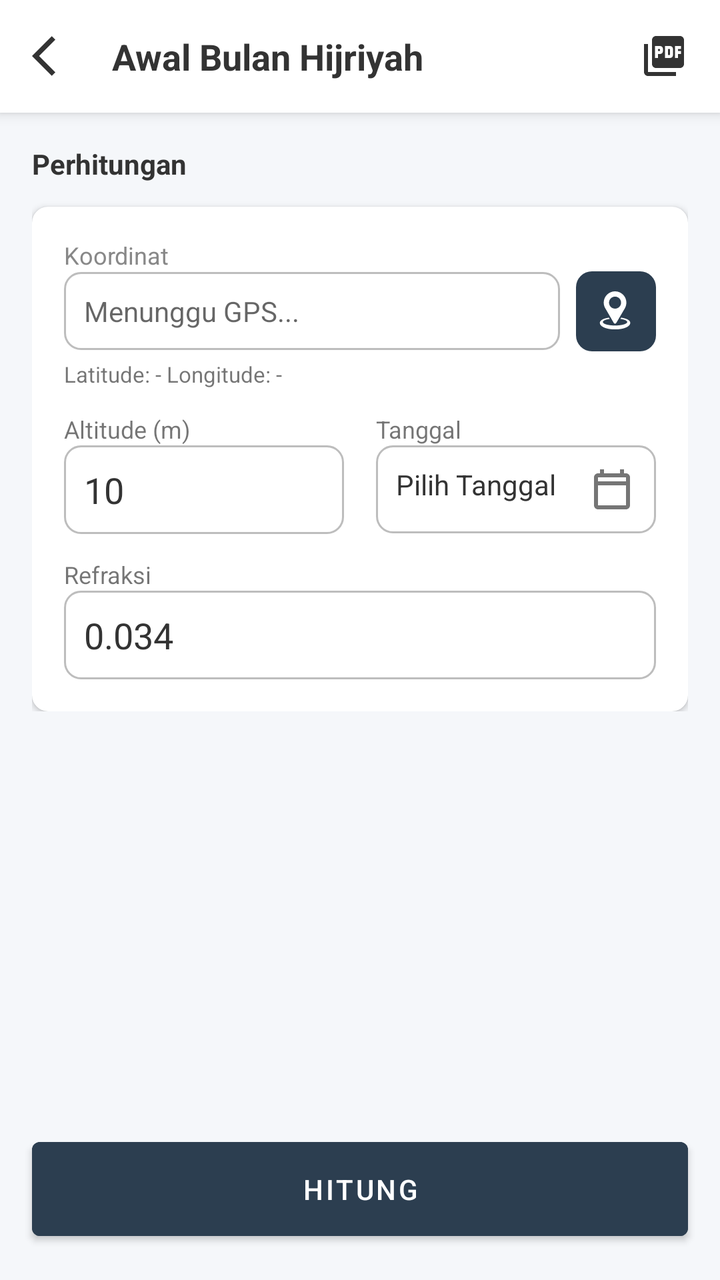
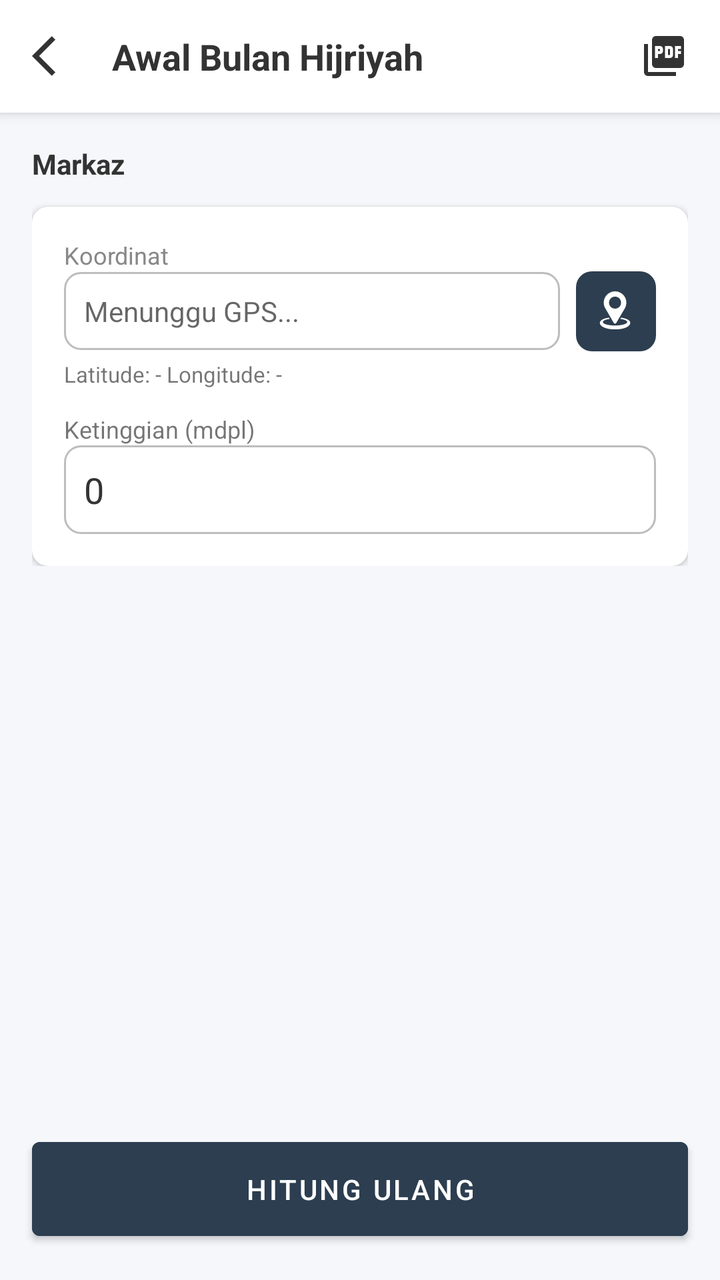

Two renders of the same Android screen: before a commit and after it. Below are the layout's source before the change and the commit's diff.
<!-- AndroidManifest.xml: application theme AppTheme -->
<!-- res/layout/activity_awal_bulan.xml -->
<?xml version="1.0" encoding="utf-8"?>
<LinearLayout xmlns:android="http://schemas.android.com/apk/res/android"
    xmlns:app="http://schemas.android.com/apk/res-auto"
    xmlns:tools="http://schemas.android.com/tools"
    android:layout_width="match_parent"
    android:layout_height="match_parent"
    android:orientation="vertical"
    android:background="#F5F7FA"
    tools:context=".ui.awalbulan.AwalBulanActivity">

    <LinearLayout
        android:layout_width="match_parent"
        android:layout_height="wrap_content"
        android:padding="16dp"
        android:gravity="center_vertical"
        android:background="@android:color/white"
        android:elevation="4dp">

        <ImageView
            android:id="@+id/btnBack"
            android:layout_width="24dp"
            android:layout_height="24dp"
            android:src="@drawable/ic_arrow_back"
            app:tint="#333"/>

        <TextView
            android:layout_width="0dp"
            android:layout_height="wrap_content"
            android:layout_weight="1"
            android:text="Awal Bulan Hijriyah"
            android:textSize="18sp"
            android:textStyle="bold"
            android:textColor="#333"
            android:layout_marginStart="16dp"/>

        <ImageView
            android:id="@+id/btnDownloadPdf"
            android:layout_width="24dp"
            android:layout_height="24dp"
            android:src="@drawable/ic_pdf_icon"
            app:tint="#333"/>
    </LinearLayout>

    <ScrollView
        android:layout_width="match_parent"
        android:layout_height="0dp"
        android:layout_weight="1"
        android:padding="16dp">

        <LinearLayout
            android:layout_width="match_parent"
            android:layout_height="wrap_content"
            android:orientation="vertical">

            <TextView
                android:layout_width="wrap_content"
                android:layout_height="wrap_content"
                android:text="Perhitungan"
                android:textStyle="bold"
                android:textColor="#333"
                android:layout_marginBottom="12dp"/>

            <androidx.cardview.widget.CardView
                android:layout_width="match_parent"
                android:layout_height="wrap_content"
                app:cardCornerRadius="8dp"
                app:cardElevation="2dp"
                app:cardBackgroundColor="@android:color/white">

                <LinearLayout
                    android:layout_width="match_parent"
                    android:layout_height="wrap_content"
                    android:orientation="vertical"
                    android:padding="16dp">

                    <TextView
                        android:layout_width="wrap_content"
                        android:layout_height="wrap_content"
                        android:text="Koordinat"
                        android:textSize="12sp"
                        android:textColor="#888"/>

                    <LinearLayout
                        android:layout_width="match_parent"
                        android:layout_height="wrap_content"
                        android:orientation="horizontal"
                        android:gravity="center_vertical">

                        <EditText
                            android:id="@+id/etCoordinates"
                            android:layout_width="0dp"
                            android:layout_weight="1"
                            android:layout_height="wrap_content"
                            android:background="@drawable/bg_input_outline"
                            android:padding="10dp"
                            android:hint="Menunggu GPS..."
                            android:textSize="14sp"
                            android:enabled="false"
                            android:textColor="#333"/>

                        <ImageButton
                            android:id="@+id/btnRefreshLoc"
                            android:layout_width="40dp"
                            android:layout_height="40dp"
                            android:src="@drawable/ic_gis_location_poi"
                            android:background="@drawable/bg_btn_dark"
                            android:layout_marginStart="8dp"
                            app:tint="@android:color/white"/>
                    </LinearLayout>

                    <TextView
                        android:id="@+id/tvLatLongDetail"
                        android:layout_width="wrap_content"
                        android:layout_height="wrap_content"
                        android:text="Latitude: - Longitude: -"
                        android:textSize="11sp"
                        android:layout_marginTop="4dp"/>

                    <LinearLayout
                        android:layout_width="match_parent"
                        android:layout_height="wrap_content"
                        android:orientation="horizontal"
                        android:layout_marginTop="12dp">

                        <LinearLayout
                            android:layout_width="0dp"
                            android:layout_weight="1"
                            android:layout_height="wrap_content"
                            android:orientation="vertical"
                            android:layout_marginEnd="8dp">

                            <TextView
                                android:layout_width="wrap_content"
                                android:layout_height="wrap_content"
                                android:text="Altitude (m)"
                                android:textSize="12sp"/>

                            <EditText
                                android:id="@+id/etAltitude"
                                android:layout_width="match_parent"
                                android:layout_height="wrap_content"
                                android:background="@drawable/bg_input_outline"
                                android:padding="10dp"
                                android:text="10"
                                android:inputType="numberDecimal"
                                android:textColor="#333"/>
                        </LinearLayout>

                        <LinearLayout
                            android:layout_width="0dp"
                            android:layout_weight="1"
                            android:layout_height="wrap_content"
                            android:orientation="vertical"
                            android:layout_marginStart="8dp">

                            <TextView
                                android:layout_width="wrap_content"
                                android:layout_height="wrap_content"
                                android:text="Tanggal"
                                android:textSize="12sp"/>

                            <TextView
                                android:id="@+id/tvDateInput"
                                android:layout_width="match_parent"
                                android:layout_height="wrap_content"
                                android:background="@drawable/bg_input_outline"
                                android:padding="10dp"
                                android:text="Pilih Tanggal"
                                android:textColor="#333"
                                app:drawableEndCompat="@drawable/ic_calendar"/>
                        </LinearLayout>
                    </LinearLayout>

                    <TextView
                        android:layout_width="wrap_content"
                        android:layout_height="wrap_content"
                        android:text="Refraksi"
                        android:textSize="12sp"
                        android:layout_marginTop="12dp"/>

                    <EditText
                        android:id="@+id/etRefraksi"
                        android:layout_width="match_parent"
                        android:layout_height="wrap_content"
                        android:background="@drawable/bg_input_outline"
                        android:padding="10dp"
                        android:text="0.034"
                        android:inputType="numberDecimal"
                        android:textColor="#333"/>

                </LinearLayout>
            </androidx.cardview.widget.CardView>

            <TextView
                android:id="@+id/tv_hasil"
                android:layout_width="match_parent"
                android:layout_height="wrap_content"
                android:text="Hasil"
                android:textStyle="bold"
                android:textColor="#333"
                android:gravity="center"
                android:layout_marginTop="20dp"
                android:layout_marginBottom="12dp"
                android:visibility="gone"/>

            <LinearLayout
                android:id="@+id/layoutResultContainer"
                android:layout_width="match_parent"
                android:layout_height="wrap_content"
                android:orientation="vertical"
                android:visibility="gone">

                <include layout="@layout/item_hilal_result_card" android:id="@+id/cardIjtima"/>
                <include layout="@layout/item_hilal_result_card" android:id="@+id/cardGhurub"/>
                <include layout="@layout/item_hilal_result_card" android:id="@+id/cardHilalHeight"/>

            </LinearLayout>

        </LinearLayout>
    </ScrollView>

    <Button
        android:id="@+id/btnCalculate"
        android:layout_width="match_parent"
        android:layout_height="wrap_content"
        android:text="Hitung"
        android:backgroundTint="#2C3E50"
        android:textColor="@android:color/white"
        android:layout_margin="16dp"
        android:padding="14dp"/>

</LinearLayout>
<!-- res/layout/item_hilal_result_card.xml (included above) -->
<?xml version="1.0" encoding="utf-8"?>
<androidx.cardview.widget.CardView xmlns:android="http://schemas.android.com/apk/res/android"
    xmlns:app="http://schemas.android.com/apk/res-auto"
    xmlns:tools="http://schemas.android.com/tools"
    android:layout_width="match_parent"
    android:layout_height="wrap_content"
    android:layout_marginBottom="12dp"
    android:layout_marginHorizontal="4dp"
    app:cardCornerRadius="12dp"
    app:cardElevation="2dp"
    app:cardBackgroundColor="@android:color/white">

    <androidx.constraintlayout.widget.ConstraintLayout
        android:layout_width="match_parent"
        android:layout_height="wrap_content"
        android:padding="16dp">

        <TextView
            android:id="@+id/tvTitle"
            android:layout_width="0dp"
            android:layout_height="wrap_content"
            android:layout_marginEnd="16dp"
            android:fontFamily="sans-serif-medium"
            android:text="Judul Perhitungan"
            android:textColor="#000000"
            android:textSize="14sp"
            android:textStyle="bold"
            app:layout_constraintEnd_toStartOf="@+id/tvDetailLink"
            app:layout_constraintStart_toStartOf="parent"
            app:layout_constraintTop_toTopOf="parent" />

        <TextView
            android:id="@+id/tvValue"
            android:layout_width="0dp"
            android:layout_height="wrap_content"
            android:layout_marginTop="4dp"
            android:layout_marginEnd="16dp"
            android:text="00:00:00 WIB"
            android:textColor="#757575"
            android:textSize="14sp"
            app:layout_constraintEnd_toStartOf="@+id/tvDetailLink"
            app:layout_constraintStart_toStartOf="parent"
            app:layout_constraintTop_toBottomOf="@id/tvTitle" />

        <TextView
            android:id="@+id/tvSubtitle"
            android:layout_width="0dp"
            android:layout_height="wrap_content"
            android:layout_marginTop="2dp"
            android:layout_marginEnd="16dp"
            android:text="Keterangan Tambahan"
            android:textColor="#9E9E9E"
            android:textSize="12sp"
            android:visibility="visible"
            app:layout_constraintEnd_toStartOf="@+id/tvDetailLink"
            app:layout_constraintStart_toStartOf="parent"
            app:layout_constraintTop_toBottomOf="@id/tvValue"
            app:layout_constraintBottom_toBottomOf="parent"/>

        <TextView
            android:id="@+id/tvDetailLink"
            android:layout_width="wrap_content"
            android:layout_height="wrap_content"
            android:text="Detail >"
            android:textColor="#42A5F5"
            android:textSize="12sp"
            android:textStyle="bold"
            android:padding="8dp"
            android:clickable="true"
            android:focusable="true"
            android:background="?attr/selectableItemBackgroundBorderless"
            app:layout_constraintBottom_toBottomOf="parent"
            app:layout_constraintEnd_toEndOf="parent"
            app:layout_constraintTop_toTopOf="parent"
            app:layout_constraintVertical_bias="1.0" />

    </androidx.constraintlayout.widget.ConstraintLayout>

</androidx.cardview.widget.CardView>
<!-- resources referenced by this layout -->
<resources>
  <!-- drawable bg_btn_dark (drawable) -->
  <?xml version="1.0" encoding="utf-8"?>
  <shape xmlns:android="http://schemas.android.com/apk/res/android"
      android:shape="rectangle">
  
      <solid android:color="#2C3E50" />
  
      <corners android:radius="8dp" />
  </shape>
  <!-- drawable bg_input_outline (drawable) -->
  <?xml version="1.0" encoding="utf-8"?>
  <shape xmlns:android="http://schemas.android.com/apk/res/android"
      android:shape="rectangle">
  
      <solid android:color="@android:color/white" />
  
      <stroke
          android:width="1dp"
          android:color="#BDBDBD" />
  
      <corners android:radius="8dp" />
  
      <padding
          android:left="12dp"
          android:top="10dp"
          android:right="12dp"
          android:bottom="10dp" />
  </shape>
  <!-- drawable ic_arrow_back (drawable) -->
  <vector android:height="24dp" android:tint="#FFFFFF"
      android:viewportHeight="24" android:viewportWidth="24"
      android:width="24dp" xmlns:android="http://schemas.android.com/apk/res/android">
      <path android:fillColor="@android:color/white" android:pathData="M11.67,3.87L9.9,2.1 0,12l9.9,9.9 1.77,-1.77L3.54,12z"/>
  </vector>
  <!-- drawable ic_calendar (drawable) -->
  <vector xmlns:android="http://schemas.android.com/apk/res/android"
      android:width="24dp"
      android:height="24dp"
      android:viewportWidth="24"
      android:viewportHeight="24"
      android:tint="#757575"> <path
      android:fillColor="@android:color/white"
      android:pathData="M19,4h-1V2h-2v2H8V2H6v2H5C3.89,4 3,4.9 3,6v14c0,1.1 0.89,2 2,2h14c1.1,0 2,-0.9 2,-2V6C21,4.9 20.1,4 19,4zM19,20H5V10h14V20zM19,8H5V6h14V8z"/>
  </vector>
  <!-- drawable ic_pdf_icon (drawable) -->
  <vector android:height="24dp" android:tint="#131313"
      android:viewportHeight="24" android:viewportWidth="24"
      android:width="24dp" xmlns:android="http://schemas.android.com/apk/res/android">
      <path android:fillColor="@android:color/white" android:pathData="M20,2L8,2c-1.1,0 -2,0.9 -2,2v12c0,1.1 0.9,2 2,2h12c1.1,0 2,-0.9 2,-2L22,4c0,-1.1 -0.9,-2 -2,-2zM11.5,9.5c0,0.83 -0.67,1.5 -1.5,1.5L9,11v2L7.5,13L7.5,7L10,7c0.83,0 1.5,0.67 1.5,1.5v1zM16.5,11.5c0,0.83 -0.67,1.5 -1.5,1.5h-2.5L12.5,7L15,7c0.83,0 1.5,0.67 1.5,1.5v3zM20.5,8.5L19,8.5v1h1.5L20.5,11L19,11v2h-1.5L17.5,7h3v1.5zM9,9.5h1v-1L9,8.5v1zM4,6L2,6v14c0,1.1 0.9,2 2,2h14v-2L4,20L4,6zM14,11.5h1v-3h-1v3z"/>
  </vector>
  <style name="AppTheme" parent="Theme.AlKaukaba">
          <item name="android:windowDrawsSystemBarBackgrounds" tools:targetApi="lollipop">true</item>
      </style>
  <style name="Theme.AlKaukaba" parent="Theme.MaterialComponents.DayNight.NoActionBar">
          
          <item name="colorPrimary">@color/purple_500</item>
          <item name="colorPrimaryVariant">@color/transparent</item>
          <item name="colorOnPrimary">@color/white</item>
          
          <item name="colorSecondary">@color/teal_200</item>
          <item name="colorSecondaryVariant">@color/teal_700</item>
          <item name="colorOnSecondary">@color/black</item>
          
          <item name="android:statusBarColor" tools:targetApi="l">?attr/colorPrimaryVariant</item>
          
      </style>
  <color name="purple_500">#FF6200EE</color>
  <color name="transparent">#00FFFFFF</color>
  <color name="white">#FFFFFFFF</color>
  <color name="teal_200">#FF03DAC5</color>
  <color name="teal_700">#FF018786</color>
  <color name="black">#FF000000</color>
  <!-- unchanged entries left out for length: 1 -->
</resources>

<!-- the commit's change to res/layout/activity_awal_bulan.xml (unified diff, before → after) -->
@@ -55,7 +55,7 @@
             <TextView
                 android:layout_width="wrap_content"
                 android:layout_height="wrap_content"
-                android:text="Perhitungan"
+                android:text="Markaz"
                 android:textStyle="bold"
                 android:textColor="#333"
                 android:layout_marginBottom="12dp"/>
@@ -116,75 +116,20 @@
                         android:textSize="11sp"
                         android:layout_marginTop="4dp"/>
 
-                    <LinearLayout
-                        android:layout_width="match_parent"
-                        android:layout_height="wrap_content"
-                        android:orientation="horizontal"
-                        android:layout_marginTop="12dp">
-
-                        <LinearLayout
-                            android:layout_width="0dp"
-                            android:layout_weight="1"
-                            android:layout_height="wrap_content"
-                            android:orientation="vertical"
-                            android:layout_marginEnd="8dp">
-
-                            <TextView
-                                android:layout_width="wrap_content"
-                                android:layout_height="wrap_content"
-                                android:text="Altitude (m)"
-                                android:textSize="12sp"/>
-
-                            <EditText
-                                android:id="@+id/etAltitude"
-                                android:layout_width="match_parent"
-                                android:layout_height="wrap_content"
-                                android:background="@drawable/bg_input_outline"
-                                android:padding="10dp"
-                                android:text="10"
-                                android:inputType="numberDecimal"
-                                android:textColor="#333"/>
-                        </LinearLayout>
-
-                        <LinearLayout
-                            android:layout_width="0dp"
-                            android:layout_weight="1"
-                            android:layout_height="wrap_content"
-                            android:orientation="vertical"
-                            android:layout_marginStart="8dp">
-
-                            <TextView
-                                android:layout_width="wrap_content"
-                                android:layout_height="wrap_content"
-                                android:text="Tanggal"
-                                android:textSize="12sp"/>
-
-                            <TextView
-                                android:id="@+id/tvDateInput"
-                                android:layout_width="match_parent"
-                                android:layout_height="wrap_content"
-                                android:background="@drawable/bg_input_outline"
-                                android:padding="10dp"
-                                android:text="Pilih Tanggal"
-                                android:textColor="#333"
-                                app:drawableEndCompat="@drawable/ic_calendar"/>
-                        </LinearLayout>
-                    </LinearLayout>
-
                     <TextView
                         android:layout_width="wrap_content"
                         android:layout_height="wrap_content"
-                        android:text="Refraksi"
+                        android:text="Ketinggian (mdpl)"
                         android:textSize="12sp"
                         android:layout_marginTop="12dp"/>
 
                     <EditText
-                        android:id="@+id/etRefraksi"
+                        android:id="@+id/etKetinggian"
                         android:layout_width="match_parent"
                         android:layout_height="wrap_content"
                         android:background="@drawable/bg_input_outline"
                         android:padding="10dp"
-                        android:text="0.034"
+                        android:text="0"
                         android:inputType="numberDecimal"
                         android:textColor="#333"/>
 
@@ -210,9 +155,72 @@
                 android:orientation="vertical"
                 android:visibility="gone">
 
-                <include layout="@layout/item_hilal_result_card" android:id="@+id/cardIjtima"/>
-                <include layout="@layout/item_hilal_result_card" android:id="@+id/cardGhurub"/>
-                <include layout="@layout/item_hilal_result_card" android:id="@+id/cardHilalHeight"/>
+                <androidx.cardview.widget.CardView
+                    android:layout_width="match_parent"
+                    android:layout_height="wrap_content"
+                    android:layout_marginBottom="12dp"
+                    app:cardCornerRadius="12dp"
+                    app:cardElevation="2dp"
+                    app:cardBackgroundColor="@android:color/white">
+
+                    <LinearLayout
+                        android:layout_width="match_parent"
+                        android:layout_height="wrap_content"
+                        android:orientation="vertical"
+                        android:padding="16dp">
+
+                        <TextView
+                            android:id="@+id/tvBulanHijriyah"
+                            android:layout_width="match_parent"
+                            android:layout_height="wrap_content"
+                            android:text="Menjelang Ramadhan 1447 H"
+                            android:textStyle="bold"
+                            android:textSize="16sp"
+                            android:textColor="#000000"/>
+
+                        <TextView
+                            android:id="@+id/tvTanggalGhurub"
+                            android:layout_width="match_parent"
+                            android:layout_height="wrap_content"
+                            android:layout_marginTop="2dp"
+                            android:text="Ghurub markaz: -"
+                            android:textSize="12sp"
+                            android:textColor="#757575"/>
+
+                        <TextView
+                            android:id="@+id/tvStatusBadge"
+                            android:layout_width="wrap_content"
+                            android:layout_height="wrap_content"
+                            android:layout_marginTop="10dp"
+                            android:paddingHorizontal="12dp"
+                            android:paddingVertical="6dp"
+                            android:text="Hilal Mungkin Terlihat"
+                            android:textColor="@android:color/white"
+                            android:textSize="12sp"
+                            android:textStyle="bold"
+                            android:background="@drawable/bg_btn_dark"/>
+
+                    </LinearLayout>
+                </androidx.cardview.widget.CardView>
+
+                <include layout="@layout/item_hilal_result_card" android:id="@+id/cardTinggiHilal"/>
+                <include layout="@layout/item_hilal_result_card" android:id="@+id/cardElongasi"/>
+                <include layout="@layout/item_hilal_result_card" android:id="@+id/cardMukuts"/>
+
+                <TextView
+                    android:layout_width="wrap_content"
+                    android:layout_height="wrap_content"
+                    android:layout_marginTop="8dp"
+                    android:layout_marginBottom="8dp"
+                    android:text="Rincian Perhitungan"
+                    android:textStyle="bold"
+                    android:textColor="#333"/>
+
+                <LinearLayout
+                    android:id="@+id/layoutHilalBreakdownContainer"
+                    android:layout_width="match_parent"
+                    android:layout_height="wrap_content"
+                    android:orientation="vertical"/>
 
             </LinearLayout>
 
@@ -223,7 +231,7 @@
         android:id="@+id/btnCalculate"
         android:layout_width="match_parent"
         android:layout_height="wrap_content"
-        android:text="Hitung"
+        android:text="Hitung Ulang"
         android:backgroundTint="#2C3E50"
         android:textColor="@android:color/white"
         android:layout_margin="16dp"
<!-- resource entries referenced after the edit -->
@@ -34,16 +34,6 @@
       android:width="24dp" xmlns:android="http://schemas.android.com/apk/res/android">
       <path android:fillColor="@android:color/white" android:pathData="M11.67,3.87L9.9,2.1 0,12l9.9,9.9 1.77,-1.77L3.54,12z"/>
   </vector>
-  <!-- drawable ic_calendar (drawable) -->
-  <vector xmlns:android="http://schemas.android.com/apk/res/android"
-      android:width="24dp"
-      android:height="24dp"
-      android:viewportWidth="24"
-      android:viewportHeight="24"
-      android:tint="#757575"> <path
-      android:fillColor="@android:color/white"
-      android:pathData="M19,4h-1V2h-2v2H8V2H6v2H5C3.89,4 3,4.9 3,6v14c0,1.1 0.89,2 2,2h14c1.1,0 2,-0.9 2,-2V6C21,4.9 20.1,4 19,4zM19,20H5V10h14V20zM19,8H5V6h14V8z"/>
-  </vector>
   <!-- drawable ic_pdf_icon (drawable) -->
   <vector android:height="24dp" android:tint="#131313"
       android:viewportHeight="24" android:viewportWidth="24"
